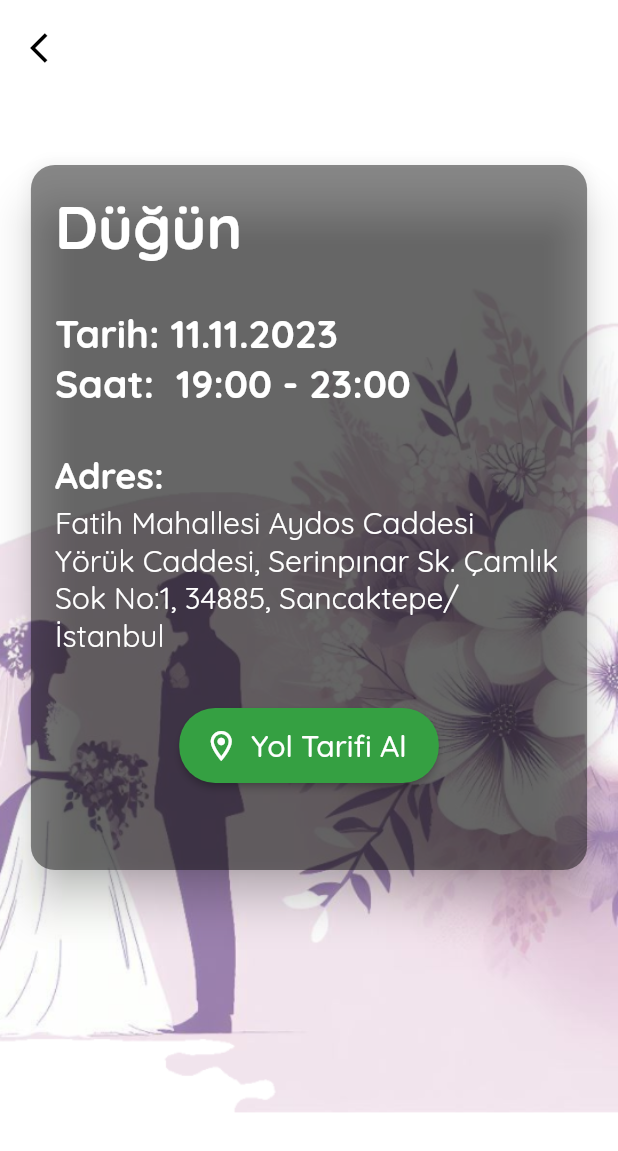
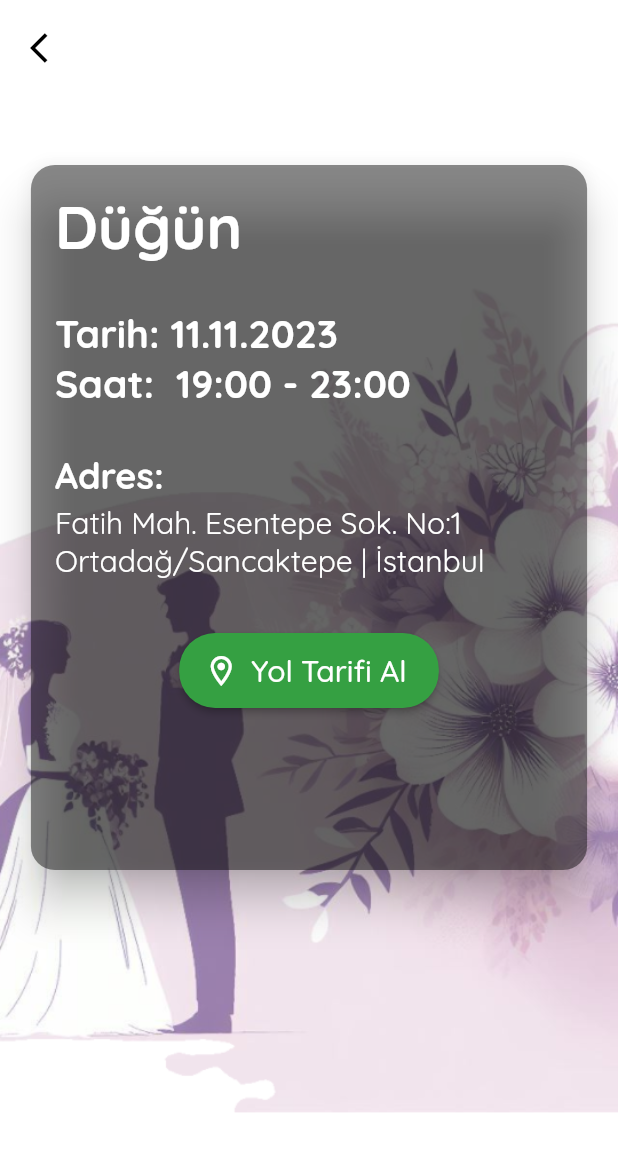
Before and after one commit to mordeve/esmabatu, a Flutter app: the screen it shows after launch, after a tap on "Düğün", on a phone screen of 412 x 824 dp. Shown: the top 1151 px of the screen. Run offline on Flutter 3.47's test engine with Material 2 defaults, Android fonts, the light colour scheme and no system bars; our stand-ins replace firebase_core, firebase_storage, get, google_fonts, image_picker; missing offline and left inert: dart:html; accounts and stored records are empty; statements that could not run were skipped.

Commit message:
update theme

```diff
--- a/lib/pages/dugun_page.dart
+++ b/lib/pages/dugun_page.dart
@@ -96,7 +96,7 @@
                             ),
                             const SizedBox(height: 4),
                             SelectableText(
-                              "Fatih Mahallesi Aydos Caddesi Yörük Caddesi, Serinpınar Sk. Çamlık Sok No:1, 34885, Sancaktepe/İstanbul",
+                              dugunAdress,
                               style: GoogleFonts.quicksand(
                                 fontSize: 20,
                                 color: Colors.white,
--- a/lib/pages/home_page.dart
+++ b/lib/pages/home_page.dart
@@ -2,6 +2,7 @@
 
 import 'package:esmabatu/controllers/main_controller.dart';
 import 'package:esmabatu/route.dart';
+import 'package:esmabatu/utils/constants.dart';
 import 'package:esmabatu/utils/constants.dart';
 import 'package:esmabatu/widgets/custom_app_bar.dart';
 import 'package:esmabatu/widgets/custom_button.dart';
@@ -141,8 +142,8 @@
           height: double.infinity,
           decoration: const BoxDecoration(
             image: DecorationImage(
-              image: AssetImage("assets/bg1.png"),
-              fit: BoxFit.cover,
+              image: AssetImage("assets/main_bg.png"),
+              fit: BoxFit.fill,
             ),
             // make elliptical shape from top
           ),
@@ -152,7 +153,7 @@
                 const CustomAppBar(),
                 Column(
                   children: [
-                    const SizedBox(height: 20.0),
+                    const SizedBox(height: 60.0),
                     Wrap(
                       alignment: WrapAlignment.center,
                       spacing: 20,
@@ -182,8 +183,20 @@
                         )
                       ],
                     ),
+                    Container(
+                      alignment: Alignment.center,
+                      padding: const EdgeInsets.only(
+                          top: 80, bottom: 20, left: 20, right: 20),
+                      child: Text(
+                        invNote,
+                        style: GoogleFonts.alexBrush(
+                          fontSize: 26.0,
+                          fontWeight: FontWeight.w500,
+                        ),
+                      ),
+                    ),
                     SizedBox(
-                      height: MediaQuery.of(context).size.height * 0.4,
+                      height: 50,
                     ),
                     const DatesWidget(),
                   ],
--- a/lib/utils/constants.dart
+++ b/lib/utils/constants.dart
@@ -1,6 +1,6 @@
 import 'package:flutter/material.dart';
 
-const appName = "Esma Batuhan Wedding";
+const appName = "Esma & Batuhan";
 const appTitle = "Esma 🤍 Batuhan";
 const weddingLocation =
     "https://www.google.com/maps/dir//Bervaze+Restoran+Cafe+Davet+Düğün+Nişan+Balo+Salonları+İş+Toplantıları,+Fatih+mahallesi+aydos+caddesi+yörük+caddesi,+Serinpınar+Sokak+çamlık+sok,+Sancaktepe%2Fİstanbul/@40.9552283,29.1769312,13z/data=!4m8!4m7!1m0!1m5!1m1!1s0x14cadb704477ec21:0xd527375e81aba30c!2m2!1d29.2181304!2d40.9551708?entry=ttu";
@@ -13,5 +13,10 @@
 
 const kinaAdress = "Taşdelen, Turgut Özal Cd. No:145, 34788 Çekmeköy/İstanbul";
 
+const dugunAdress =
+    "Fatih Mah. Esentepe Sok. No:1 Ortadağ/Sancaktepe | İstanbul";
+
+const invNote = "Davetlisiniz!";
+
 const kButtonTextSize = 16.0;
 const kButtonSize = Size(80, 40);
--- a/lib/widgets/custom_app_bar.dart
+++ b/lib/widgets/custom_app_bar.dart
@@ -13,6 +13,7 @@
         alignment: Alignment.topCenter,
         child: Column(
           children: [
+            const SizedBox(height: 64.0),
             Container(
               padding: const EdgeInsets.only(
                   top: 8.0, left: 12.0, right: 12.0, bottom: 12.0),
@@ -20,21 +21,15 @@
               child: Row(
                 mainAxisAlignment: MainAxisAlignment.center,
                 children: [
-                  Icon(
-                    Icons.favorite_border_sharp,
-                    color: Colors.purple.shade400,
-                  ),
-                  const SizedBox(width: 6.0),
+                  const SizedBox(width: 8.0),
                   Text(
                     appName,
-                    style: GoogleFonts.quicksand(fontSize: 24),
+                    style: GoogleFonts.alexBrush(
+                      fontSize: 50,
+                    ),
                     textAlign: TextAlign.center,
                   ),
-                  const SizedBox(width: 6.0),
-                  Icon(
-                    Icons.favorite_border_sharp,
-                    color: Colors.purple.shade400,
-                  ),
+                  const SizedBox(width: 8.0),
                 ],
               ),
             ),
--- a/lib/widgets/dates_widget.dart
+++ b/lib/widgets/dates_widget.dart
@@ -6,14 +6,16 @@
 
   @override
   Widget build(BuildContext context) {
+    final double datesFontSize = 14.0;
+
     return Container(
-      // Nikâh: 02.11.2023
-      // Kına: 09.11.2023
-      // Düğün: 11.11.2023
+      // Nikâh: 02.11.2023 14.00 - 15.00
+      // Kına: 09.11.2023  19.00 - 23.00
+      // Düğün: 11.11.2023 19.00 - 23.00
 
       padding: const EdgeInsets.symmetric(
         vertical: 20.0,
-        horizontal: 40.0,
+        horizontal: 30.0,
       ),
       decoration: BoxDecoration(
         color: Colors.white.withOpacity(0.8),
@@ -23,7 +25,7 @@
             color: Colors.blueGrey.shade200,
             blurRadius: 20,
             spreadRadius: 2,
-            offset: Offset(0, 5),
+            offset: const Offset(0, 5),
           ),
         ],
       ),
@@ -36,14 +38,14 @@
                 TextSpan(
                   text: "Nikâh: ",
                   style: GoogleFonts.quicksand(
-                    fontSize: 30,
+                    fontSize: datesFontSize,
                     color: Colors.blueGrey[600],
                   ),
                 ),
                 TextSpan(
                   text: " 02.11.2023",
                   style: GoogleFonts.quicksand(
-                    fontSize: 30,
+                    fontSize: datesFontSize,
                     color: Colors.blueGrey[600],
                   ),
                 ),
@@ -56,14 +58,14 @@
                 TextSpan(
                   text: "Kına:   ",
                   style: GoogleFonts.quicksand(
-                    fontSize: 30,
+                    fontSize: datesFontSize,
                     color: Colors.blueGrey[600],
                   ),
                 ),
                 TextSpan(
                   text: " 09.11.2023",
                   style: GoogleFonts.quicksand(
-                    fontSize: 30,
+                    fontSize: datesFontSize,
                     color: Colors.blueGrey[600],
                   ),
                 ),
@@ -76,14 +78,14 @@
                 TextSpan(
                   text: "Düğün: ",
                   style: GoogleFonts.quicksand(
-                    fontSize: 30,
+                    fontSize: datesFontSize,
                     color: Colors.blueGrey[600],
                   ),
                 ),
                 TextSpan(
                   text: " 11.11.2023",
                   style: GoogleFonts.quicksand(
-                    fontSize: 30,
+                    fontSize: datesFontSize,
                     color: Colors.blueGrey[600],
                   ),
                 ),
```
Also changed, not shown: assets/main_bg.png, 1 other file.
